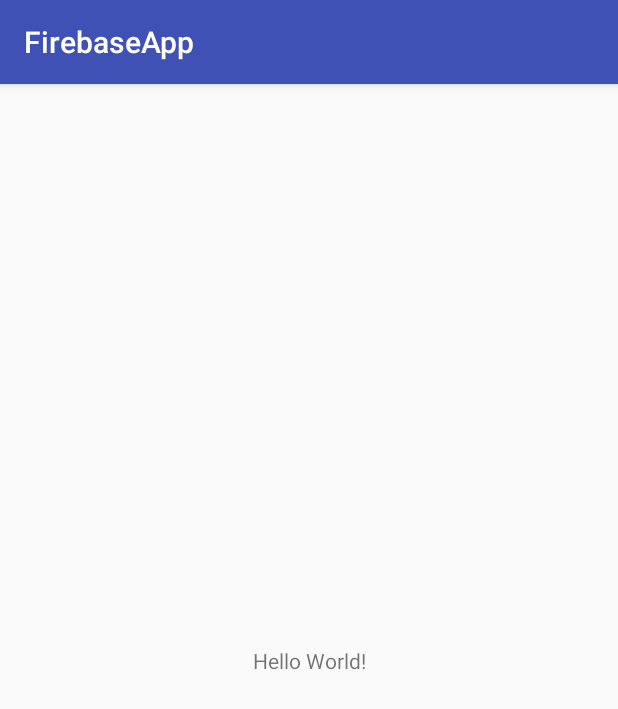
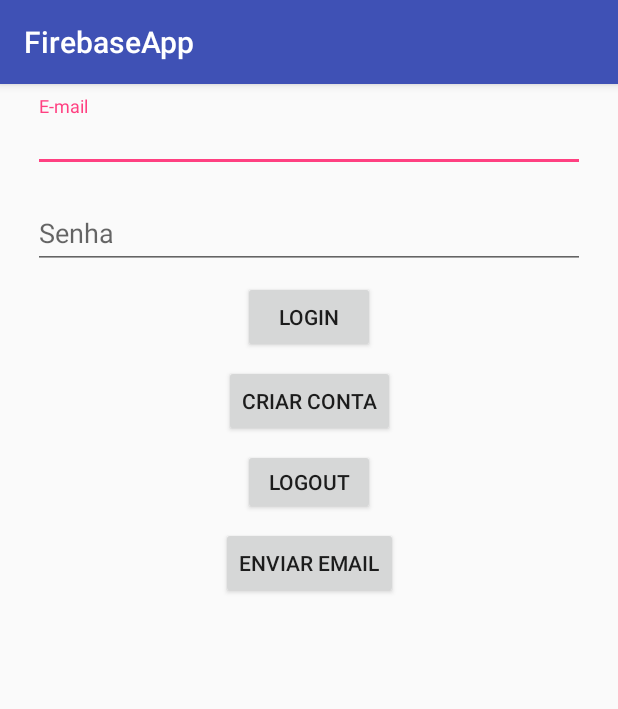
Before and after one commit to patyalves17/FirebaseApp, an Android app: the screen it shows after launch (MainActivity before the commit, LoginActivity after it), on a phone screen of 412 x 824 dp. Shown: the top 709 px of the screen. Run offline under Robolectric (Android 15) with nearby library versions, the phone set to English and light mode, and no system bars; our stand-ins replace Firebase (no records; nobody signed in at launch, a user with empty details on screens opened directly).

```diff
--- a/app/build.gradle
+++ b/app/build.gradle
@@ -27,7 +27,12 @@ dependencies {
     implementation "org.jetbrains.kotlin:kotlin-stdlib-jre7:$kotlin_version"
     implementation 'com.android.support:appcompat-v7:26.1.0'
     implementation 'com.android.support.constraint:constraint-layout:1.0.2'
+    implementation 'com.google.firebase:firebase-auth:11.0.4'
     testImplementation 'junit:junit:4.12'
     androidTestImplementation 'com.android.support.test:runner:1.0.1'
     androidTestImplementation 'com.android.support.test.espresso:espresso-core:3.0.1'
+    implementation 'com.android.support:design:26.1.0'
 }
+
+
+apply plugin: 'com.google.gms.google-services'
--- a/app/src/main/res/layout/activity_login.xml
+++ b/app/src/main/res/layout/activity_login.xml
@@ -2,8 +2,94 @@
 <android.support.constraint.ConstraintLayout xmlns:android="http://schemas.android.com/apk/res/android"
     xmlns:app="http://schemas.android.com/apk/res-auto"
     xmlns:tools="http://schemas.android.com/tools"
+    android:id="@+id/criar"
     android:layout_width="match_parent"
     android:layout_height="match_parent"
     tools:context="com.fiap.patyalves.firebaseapp.LoginActivity">
 
+    <android.support.design.widget.TextInputLayout
+        android:id="@+id/inputEmail"
+        android:layout_width="368dp"
+        android:layout_height="51dp"
+        android:layout_marginEnd="16dp"
+        android:layout_marginStart="16dp"
+        android:layout_marginTop="8dp"
+        app:layout_constraintEnd_toEndOf="parent"
+        app:layout_constraintHorizontal_bias="0.51"
+        app:layout_constraintStart_toStartOf="parent"
+        app:layout_constraintTop_toTopOf="parent">
+
+        <android.support.design.widget.TextInputEditText
+            android:id="@+id/textinput"
+            android:layout_width="match_parent"
+            android:layout_height="40dp"
+            android:hint="E-mail" />
+    </android.support.design.widget.TextInputLayout>
+
+    <android.support.design.widget.TextInputLayout
+        android:id="@+id/inputSenha"
+        android:layout_width="368dp"
+        android:layout_height="wrap_content"
+        android:layout_marginEnd="16dp"
+        android:layout_marginStart="16dp"
+        android:layout_marginTop="8dp"
+        app:layout_constraintEnd_toEndOf="parent"
+        app:layout_constraintStart_toStartOf="parent"
+        app:layout_constraintTop_toBottomOf="@+id/inputEmail">
+
+        <android.support.design.widget.TextInputEditText
+            android:id="@+id/textinput2"
+            android:layout_width="match_parent"
+            android:layout_height="wrap_content"
+            android:hint="Senha"
+            android:inputType="textPassword" />
+    </android.support.design.widget.TextInputLayout>
+
+    <Button
+        android:id="@+id/btnLogin"
+        android:layout_width="wrap_content"
+        android:layout_height="wrap_content"
+        android:layout_marginEnd="8dp"
+        android:layout_marginStart="8dp"
+        android:layout_marginTop="8dp"
+        android:text="Login"
+        app:layout_constraintEnd_toEndOf="parent"
+        app:layout_constraintStart_toStartOf="parent"
+        app:layout_constraintTop_toBottomOf="@+id/inputSenha" />
+
+    <Button
+        android:id="@+id/btnCriar"
+        android:layout_width="wrap_content"
+        android:layout_height="wrap_content"
+        android:layout_marginEnd="8dp"
+        android:layout_marginStart="8dp"
+        android:layout_marginTop="8dp"
+        android:text="Criar conta"
+        app:layout_constraintEnd_toEndOf="parent"
+        app:layout_constraintStart_toStartOf="parent"
+        app:layout_constraintTop_toBottomOf="@+id/btnLogin" />
+
+    <Button
+        android:id="@+id/btnLogout"
+        android:layout_width="wrap_content"
+        android:layout_height="44dp"
+        android:layout_marginEnd="8dp"
+        android:layout_marginStart="8dp"
+        android:layout_marginTop="8dp"
+        android:text="Logout"
+        app:layout_constraintEnd_toEndOf="parent"
+        app:layout_constraintStart_toStartOf="parent"
+        app:layout_constraintTop_toBottomOf="@+id/btnCriar" />
+
+    <Button
+        android:id="@+id/btnEmail"
+        android:layout_width="wrap_content"
+        android:layout_height="wrap_content"
+        android:layout_marginEnd="8dp"
+        android:layout_marginStart="8dp"
+        android:layout_marginTop="8dp"
+        android:text="Enviar Email"
+        app:layout_constraintEnd_toEndOf="parent"
+        app:layout_constraintStart_toStartOf="parent"
+        app:layout_constraintTop_toBottomOf="@+id/btnLogout" />
 </android.support.constraint.ConstraintLayout>
--- a/app/src/main/res/layout/activity_main.xml
+++ b/app/src/main/res/layout/activity_main.xml
@@ -15,4 +15,6 @@
         app:layout_constraintRight_toRightOf="parent"
         app:layout_constraintTop_toTopOf="parent" />
 
+
+
 </android.support.constraint.ConstraintLayout>
--- a/build.gradle
+++ b/build.gradle
@@ -12,6 +12,7 @@ buildscript {
 
         // NOTE: Do not place your application dependencies here; they belong
         // in the individual module build.gradle files
+        classpath 'com.google.gms:google-services:3.1.0'
     }
 }
 
```
Also changed, not shown: app/src/main/AndroidManifest.xml (+6 -1 lines), app/src/main/java/com/fiap/patyalves/firebaseapp/LoginActivity.kt (+71 -0 lines), app/src/main/java/com/fiap/patyalves/firebaseapp/extensions/TextInputLayoutExt.kt (added, +8 -0 lines).
